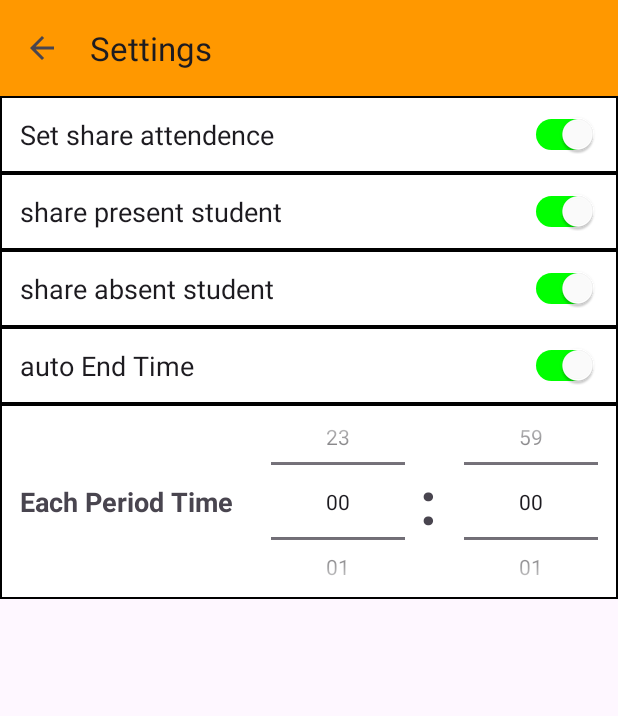
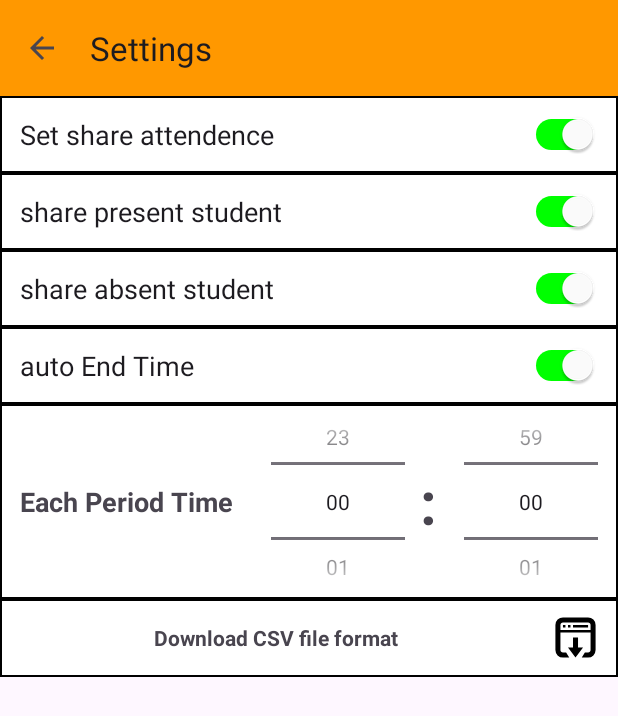
Before and after one commit to vineelvanjari/CollegeAttendence, an Android app: the settings screen opened directly, with no data from a screen before it, on a phone screen of 412 x 824 dp. Shown: the top 716 px of the screen. Run offline under Robolectric (Android 15) with nearby library versions, the phone set to English and light mode, and no system bars; our stand-ins replace sdp/ssp sizes.

Commit message:
download example.csv completed

```diff
--- a/app/src/main/java/com/vv/collegeattendence/BottomSheetDialogFrg.java
+++ b/app/src/main/java/com/vv/collegeattendence/BottomSheetDialogFrg.java
@@ -284,7 +284,6 @@ public class BottomSheetDialogFrg extends BottomSheetDialogFragment {
                             ((Activity) context).startActivity(intent);
                             dialog.dismiss();
                             ((Activity) context).finish();
-
                         }
                     });
                     dialog1.show();
--- a/app/src/main/java/com/vv/collegeattendence/SubjectRecycleAdapter.java
+++ b/app/src/main/java/com/vv/collegeattendence/SubjectRecycleAdapter.java
@@ -327,7 +327,7 @@ public class SubjectRecycleAdapter extends RecyclerView.Adapter<SubjectRecycleAd
             dots=itemView.findViewById(R.id.dots);
         }
     }
-    private void writeTextData(File file, String data) {
+   static public void writeTextData(File file, String data) {
         FileOutputStream fileOutputStream = null;
         try {
             fileOutputStream = new FileOutputStream(file);
--- /dev/null
+++ b/app/src/main/res/drawable/download.xml
@@ -0,0 +1,9 @@
+<vector xmlns:android="http://schemas.android.com/apk/res/android"
+    android:width="30dp"
+    android:height="30dp"
+    android:viewportWidth="35.84"
+    android:viewportHeight="35.84">
+  <path
+      android:pathData="M1.92,27.936q0,2.496 1.76,4.224t4.256,1.76h4.992l-2.496,-4h-2.496q-0.832,0 -1.44,-0.576t-0.576,-1.408v-14.016h24v14.016q0,0.832 -0.576,1.408t-1.408,0.576h-2.528l-2.496,4h5.024q2.464,0 4.224,-1.76t1.76,-4.224v-20q0,-2.496 -1.76,-4.256t-4.224,-1.76h-20q-2.496,0 -4.256,1.76t-1.76,4.256v20zM5.92,11.936v-4q0,-0.832 0.576,-1.408t1.44,-0.608h20q0.8,0 1.408,0.608t0.576,1.408v4h-24zM7.936,9.92h1.984v-1.984h-1.984v1.984zM11.936,25.92l5.984,8 6.016,-8h-4v-8h-4v8h-4zM11.936,9.92h1.984v-1.984h-1.984v1.984zM15.936,9.92h12v-1.984h-12v1.984z"
+      android:fillColor="#000000"/>
+</vector>
--- a/app/src/main/res/layout/activity_settings.xml
+++ b/app/src/main/res/layout/activity_settings.xml
@@ -105,6 +105,19 @@
                 />
         </LinearLayout>
 
+        <TextView
+            android:id="@+id/downloadExample"
+            android:layout_width="match_parent"
+            android:layout_height="@dimen/_40sdp"
+            android:text="Download CSV file format"
+            android:gravity="center"
+            android:textStyle="bold"
+            android:foreground="?attr/selectableItemBackground"
+            android:paddingRight="@dimen/_10sdp"
+            android:background="@drawable/border_line"
+            android:drawableEnd="@drawable/download"
+            />
+
     </LinearLayout>
 
 <!--    <LinearLayout
```
Also changed, not shown: app/src/main/java/com/vv/collegeattendence/settings.java (+32 -3 lines).
